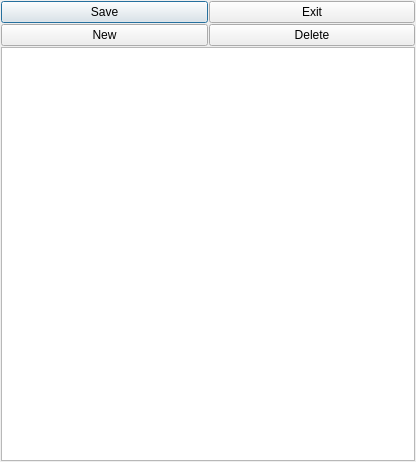
The window that ui/contact-edit.ui (berndhs/egalite) describes before a commit, drawn with Qt 5.
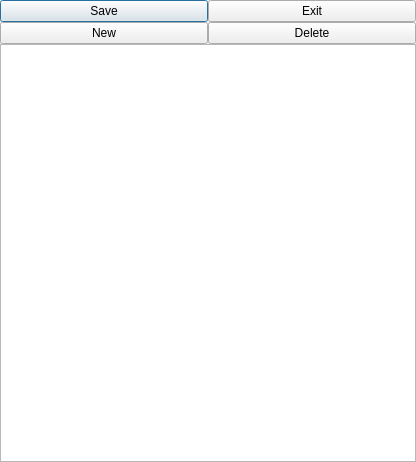
The same window after the commit. Icons and pictures are not drawn.

Commit message: even smaller margins - I want content, not margins

```diff
--- a/ui/contact-edit.ui
+++ b/ui/contact-edit.ui
@@ -120,7 +120,7 @@
    </item>
   </layout>
  </widget>
- <layoutdefault spacing="1" margin="1"/>
+ <layoutdefault spacing="0" margin="0"/>
  <resources>
   <include location="../dchat.qrc"/>
  </resources>
```
The commit also changes 18 other files.
